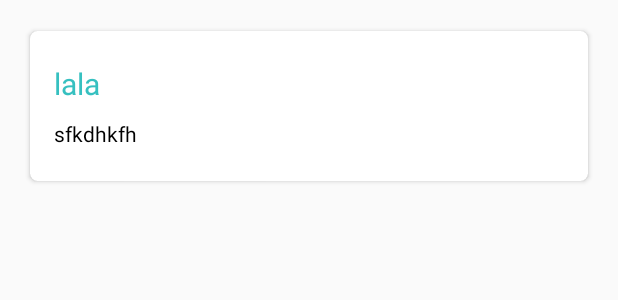
After one commit to DanielWijono/Homehelp, an Android app: the layout item_home_service.xml on its own in the app's theme, with its tools: preview values and no code run, on a phone screen of 412 x 824 dp. The commit adds this screen. Shown: the top 300 px of the screen. Run offline under Robolectric (Android 15) with nearby library versions, the phone set to English and light mode, and no system bars.

Commit message:
home fragment UI

```diff
--- a/app/build.gradle
+++ b/app/build.gradle
@@ -22,6 +22,7 @@ dependencies {
     implementation fileTree(dir: 'libs', include: ['*.jar'])
     implementation 'com.android.support:appcompat-v7:27.1.1'
     implementation 'com.android.support:design:27.1.1'
+    compile 'com.android.support:cardview-v7:27.1.1'
     implementation 'com.android.support:support-annotations:27.1.1'
     implementation 'com.android.support.constraint:constraint-layout:1.1.0'
     compile 'com.jakewharton:butterknife:8.5.1'
--- /dev/null
+++ b/app/src/main/res/layout/item_home_service.xml
@@ -0,0 +1,57 @@
+<?xml version="1.0" encoding="utf-8"?>
+<LinearLayout xmlns:android="http://schemas.android.com/apk/res/android"
+    android:layout_width="match_parent"
+    android:layout_height="match_parent"
+    xmlns:app="http://schemas.android.com/apk/res-auto"
+    android:orientation="vertical">
+
+    <android.support.v7.widget.CardView
+        android:layout_width="match_parent"
+        android:layout_height="wrap_content"
+        android:elevation="5dp"
+        app:cardCornerRadius="5dp"
+        android:layout_margin="16dp"
+        app:cardUseCompatPadding="true"
+        android:background="@drawable/signup_border">
+
+        <LinearLayout
+            android:layout_width="match_parent"
+            android:layout_height="wrap_content"
+            android:orientation="horizontal">
+
+            <LinearLayout
+                android:layout_width="match_parent"
+                android:layout_height="wrap_content"
+                android:orientation="vertical"
+                android:layout_gravity="center"
+                android:layout_marginLeft="16dp"
+                android:layout_marginRight="16dp"
+                android:layout_weight="0.5">
+
+                <TextView
+                    android:layout_width="match_parent"
+                    android:layout_height="wrap_content"
+                    android:text="lala"
+                    android:textColor="@color/colorAccent"
+                    android:textSize="20dp"
+                    android:layout_marginBottom="10dp"
+                    android:id="@+id/service_title"/>
+                <TextView
+                    android:layout_width="match_parent"
+                    android:layout_height="wrap_content"
+                    android:text="sfkdhkfh"
+                    android:textColor="@color/color_black"
+                    android:id="@+id/service_description"/>
+
+            </LinearLayout>
+
+            <ImageView
+                android:layout_width="100dp"
+                android:layout_height="100dp"
+                android:id="@+id/image_service"/>
+
+        </LinearLayout>
+
+    </android.support.v7.widget.CardView>
+
+</LinearLayout>
```
Also changed, not shown: app/src/main/java/com/example/daniel/homehelp/DashBoardActivity.java (+16 -1 lines), app/src/main/java/com/example/daniel/homehelp/HomeAdapter.java (added, +45 -0 lines), app/src/main/java/com/example/daniel/homehelp/HomeFragment.java (+55 -0 lines), app/src/main/java/com/example/daniel/homehelp/HomeServiceAdapter.java (added, +72 -0 lines), app/src/main/java/com/example/daniel/homehelp/HomeTipsAdapter.java (added, +71 -0 lines), app/src/main/res/layout/content_home.xml (added, +12 -0 lines), app/src/main/res/layout/home_fragment.xml (+91 -13 lines), app/src/main/res/layout/item_home_tips.xml (added, +43 -0 lines).
